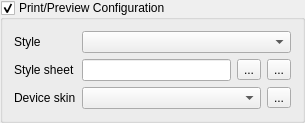
The window that src/designer/shared/previewconfigurationwidget.ui (fluxer/katie) describes before a commit, drawn with Qt 5.
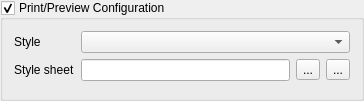
The same window after the commit. Custom widgets are drawn as their Qt base class.

```diff
--- a/src/designer/shared/previewconfigurationwidget.ui
+++ b/src/designer/shared/previewconfigurationwidget.ui
@@ -1,7 +1,15 @@
 <ui version="4.0" >
  <class>PreviewConfigurationWidget</class>
- <widget class="QGroupBox" name="PreviewConfigurationWidget" >
-  <property name="windowTitle" >
+ <widget class="QGroupBox" name="PreviewConfigurationWidget">
+  <property name="geometry">
+   <rect>
+    <x>0</x>
+    <y>0</y>
+    <width>364</width>
+    <height>94</height>
+   </rect>
+  </property>
+  <property name="windowTitle">
    <string>Form</string>
   </property>
   <property name="title" >
@@ -56,26 +64,8 @@
      </item>
     </layout>
    </item>
-   <item row="2" column="0" >
-    <widget class="QLabel" name="m_skinLabel" >
-     <property name="text" >
-      <string>Device skin</string>
-     </property>
-    </widget>
-   </item>
-   <item row="2" column="1" >
-    <layout class="QHBoxLayout" >
-     <item>
-      <widget class="QComboBox" name="m_skinCombo" />
-     </item>
-     <item>
-      <widget class="QToolButton" name="m_skinRemoveButton" >
-       <property name="text" >
-        <string>...</string>
-       </property>
-      </widget>
-     </item>
-    </layout>
+   <item row="2" column="1">
+    <layout class="QHBoxLayout"/>
    </item>
   </layout>
  </widget>
```
Left out of the diff: 43 changed lines with no effect on the pictures.
